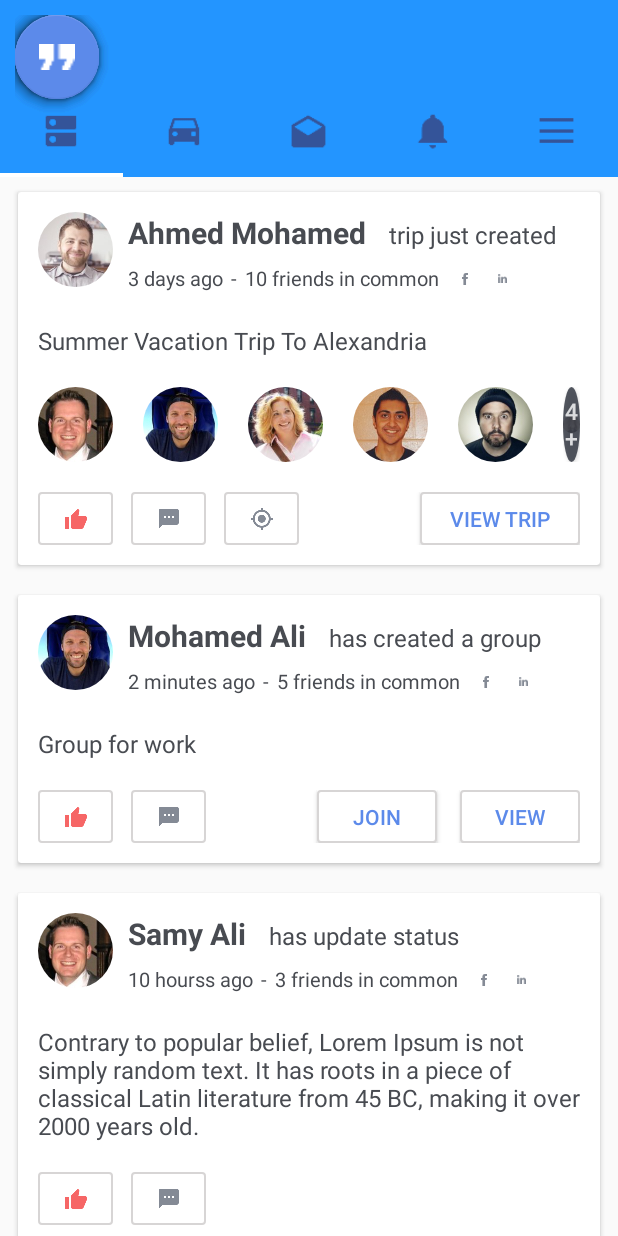
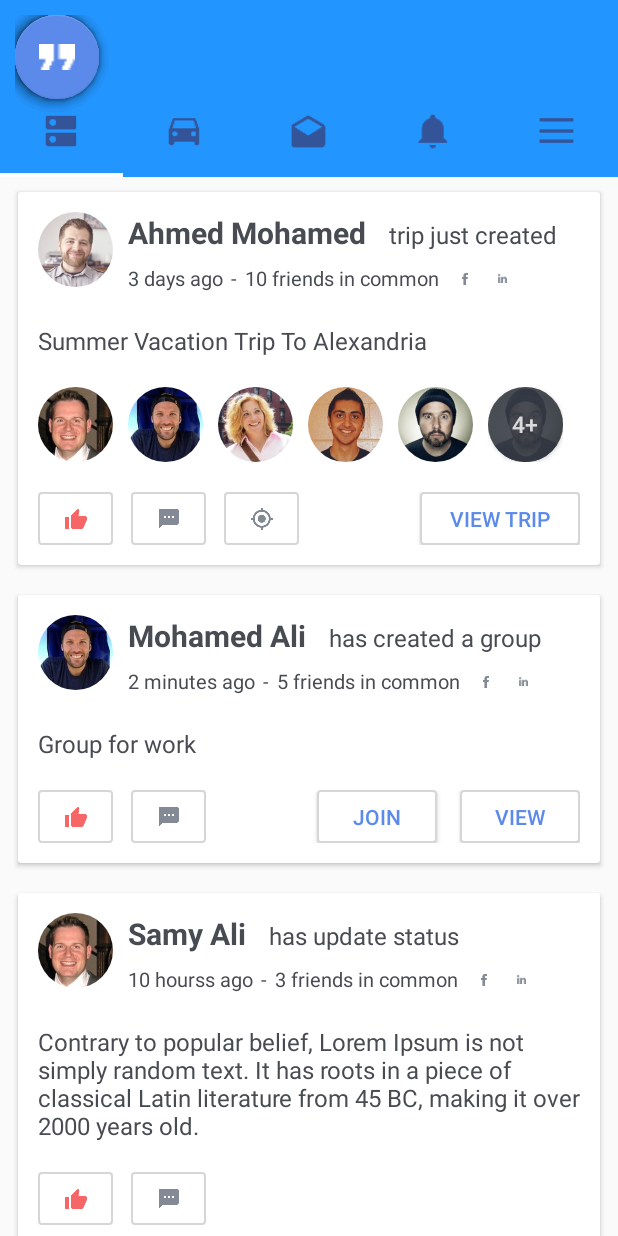
Before and after one commit to moe-uxa/KarPooler, an Android app: the screen it shows after launch (HomeActivity), on a phone screen of 412 x 824 dp. Run offline under Robolectric (Android 15) with nearby library versions, the phone set to English and light mode, and no system bars; our stand-ins replace CircleImageView; libraries missing offline, so code that uses them is left out: com.github.clans.fab, com.yqritc.recyclerviewflexibledivider, org.apmem.tools; plain views replace FloatingActionButton, FloatingActionMenu; 12 statements that could not run were skipped.

Commit message:
All Screens: support sw350dp and sw400dp screens

```diff
--- a/karpooler-android-app/app/src/main/java/com/eramo/karpooler/adapters/TripsRecyclerViewAdapter.java
+++ b/karpooler-android-app/app/src/main/java/com/eramo/karpooler/adapters/TripsRecyclerViewAdapter.java
@@ -184,7 +184,7 @@ public class TripsRecyclerViewAdapter extends RecyclerView.Adapter<RecyclerView.
             Bitmap bitmap = passengers.get(i);
 
             // set ImageView src
-            CircleImageView circleImageView = GeneratePeopleImageHelper.generateCircleImageView(bitmap, fragment, R.dimen.card_user_image_size, 30);
+            CircleImageView circleImageView = GeneratePeopleImageHelper.generateCircleImageView(bitmap, fragment, R.dimen.card_user_image_size, R.dimen.card_trip_passenger_image_margin_right);
             viewHolder.tripPassengersList.addView(circleImageView);
         }
 
--- a/karpooler-android-app/app/src/main/java/com/eramo/karpooler/helpers/GeneratePeopleImageHelper.java
+++ b/karpooler-android-app/app/src/main/java/com/eramo/karpooler/helpers/GeneratePeopleImageHelper.java
@@ -21,7 +21,7 @@ import de.hdodenhof.circleimageview.CircleImageView;
  */
 public class GeneratePeopleImageHelper {
 
-    public static CircleImageView generateCircleImageView(Bitmap bitmap, Fragment fragment, int imageSizeDimenResource, int rightMargin){
+    public static CircleImageView generateCircleImageView(Bitmap bitmap, Fragment fragment, int imageSizeDimenResource, int rightMarginDimenRes){
 
         CircleImageView circleImageView = new CircleImageView(fragment.getContext());
 
@@ -29,11 +29,12 @@ public class GeneratePeopleImageHelper {
         circleImageView.setImageBitmap(bitmap);
 
         // convert width and height from dp to px
-        int width_height_px = fragment.getResources().getDimensionPixelSize(imageSizeDimenResource);
+        int imageSizeInPx = fragment.getResources().getDimensionPixelSize(imageSizeDimenResource);
+        int imageRightMarginInPx = fragment.getResources().getDimensionPixelSize(rightMarginDimenRes);
 
         // set layout params
-        LinearLayout.LayoutParams layoutParams = new LinearLayout.LayoutParams(width_height_px, width_height_px);
-        layoutParams.setMargins(0, 0, rightMargin, 0);
+        LinearLayout.LayoutParams layoutParams = new LinearLayout.LayoutParams(imageSizeInPx, imageSizeInPx);
+        layoutParams.setMargins(0, 0, imageRightMarginInPx, 0);
         circleImageView.setLayoutParams(layoutParams);
 
         return circleImageView;
--- a/karpooler-android-app/app/src/main/java/com/eramo/karpooler/viewHolders/TripCreationViewHolder.java
+++ b/karpooler-android-app/app/src/main/java/com/eramo/karpooler/viewHolders/TripCreationViewHolder.java
@@ -63,7 +63,7 @@ public class TripCreationViewHolder extends FeedViewHolder{
             Bitmap bitmap = passengers.get(i);
 
             // set ImageView src
-            CircleImageView circleImageView = GeneratePeopleImageHelper.generateCircleImageView(bitmap, fragment, R.dimen.card_user_image_size, 30);
+            CircleImageView circleImageView = GeneratePeopleImageHelper.generateCircleImageView(bitmap, fragment, R.dimen.card_user_image_size, R.dimen.card_trip_passenger_image_margin_right);
             tripPassengersList.addView(circleImageView);
         }
 
--- a/karpooler-android-app/app/src/main/res/layout/card_trip_creation_feed.xml
+++ b/karpooler-android-app/app/src/main/res/layout/card_trip_creation_feed.xml
@@ -137,7 +137,7 @@
                 <!--android:layout_alignParentLeft="true"-->
                 <!--android:layout_alignParentTop="true"-->
                 <!--android:src="@drawable/person1"-->
-                <!--android:layout_marginRight="30dp"/>-->
+                <!--android:layout_marginRight="@dimen/card_trip_passenger_image_margin_right"/>-->
 
 
         </LinearLayout>
--- a/karpooler-android-app/app/src/main/res/values-sw350dp/dimens.xml
+++ b/karpooler-android-app/app/src/main/res/values-sw350dp/dimens.xml
@@ -44,6 +44,7 @@
     <dimen name="card_feed_button_height">30dp</dimen>
     <dimen name="card_feed_text_button_padding_left_right">15dp</dimen>
     <dimen name="card_feed_text_button_width">70dp</dimen>
+    <dimen name="card_trip_passenger_image_margin_right">10dp</dimen>
 
     <!-- 3.2 My Trips Tab -->
     <dimen name="card_trip_name_text_size">16sp</dimen>
--- a/karpooler-android-app/app/src/main/res/values-sw400dp/dimens.xml
+++ b/karpooler-android-app/app/src/main/res/values-sw400dp/dimens.xml
@@ -44,6 +44,7 @@
     <dimen name="card_feed_button_height">35dp</dimen>
     <dimen name="card_feed_text_button_padding_left_right">20dp</dimen>
     <dimen name="card_feed_text_button_width">80dp</dimen>
+    <dimen name="card_trip_passenger_image_margin_right">10dp</dimen>
 
     <!-- 3.2 My Trips Tab -->
     <dimen name="card_trip_name_text_size">18sp</dimen>
--- a/karpooler-android-app/app/src/main/res/values-sw600dp/dimens.xml
+++ b/karpooler-android-app/app/src/main/res/values-sw600dp/dimens.xml
@@ -44,6 +44,7 @@
     <dimen name="card_feed_button_height">35dp</dimen>
     <dimen name="card_feed_text_button_padding_left_right">20dp</dimen>
     <dimen name="card_feed_text_button_width">80dp</dimen>
+    <dimen name="card_trip_passenger_image_margin_right">10dp</dimen>
 
     <!-- 3.2 My Trips Tab -->
     <dimen name="card_trip_name_text_size">18sp</dimen>
@@ -65,4 +66,5 @@
     <dimen name="more_menu_text_size">20dp</dimen>
     <dimen name="more_menu_icon_margin">20dp</dimen>
 
+
 </resources>
--- a/karpooler-android-app/app/src/main/res/values/dimens.xml
+++ b/karpooler-android-app/app/src/main/res/values/dimens.xml
@@ -45,6 +45,7 @@
     <dimen name="card_feed_button_height">35dp</dimen>
     <dimen name="card_feed_text_button_padding_left_right">20dp</dimen>
     <dimen name="card_feed_text_button_width">80dp</dimen>
+    <dimen name="card_trip_passenger_image_margin_right">10dp</dimen>
 
     <!-- 3.2 My Trips Tab -->
     <dimen name="card_trip_name_text_size">18sp</dimen>
```
